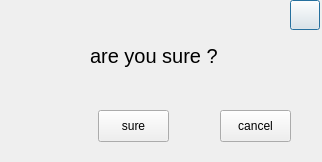
Old version of the form src/plugins/ukui-clock/deleteMsg.ui in the repository ukui/ukui-sidebar.
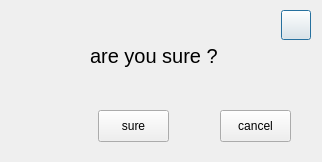
New version of the form. Icons and pictures are not drawn.

Patch:
```diff
--- a/src/plugins/ukui-clock/deleteMsg.ui
+++ b/src/plugins/ukui-clock/deleteMsg.ui
@@ -31,8 +31,8 @@
    <widget class="QPushButton" name="closebtn">
     <property name="geometry">
      <rect>
-      <x>290</x>
-      <y>0</y>
+      <x>281</x>
+      <y>10</y>
       <width>30</width>
       <height>30</height>
      </rect>
```
